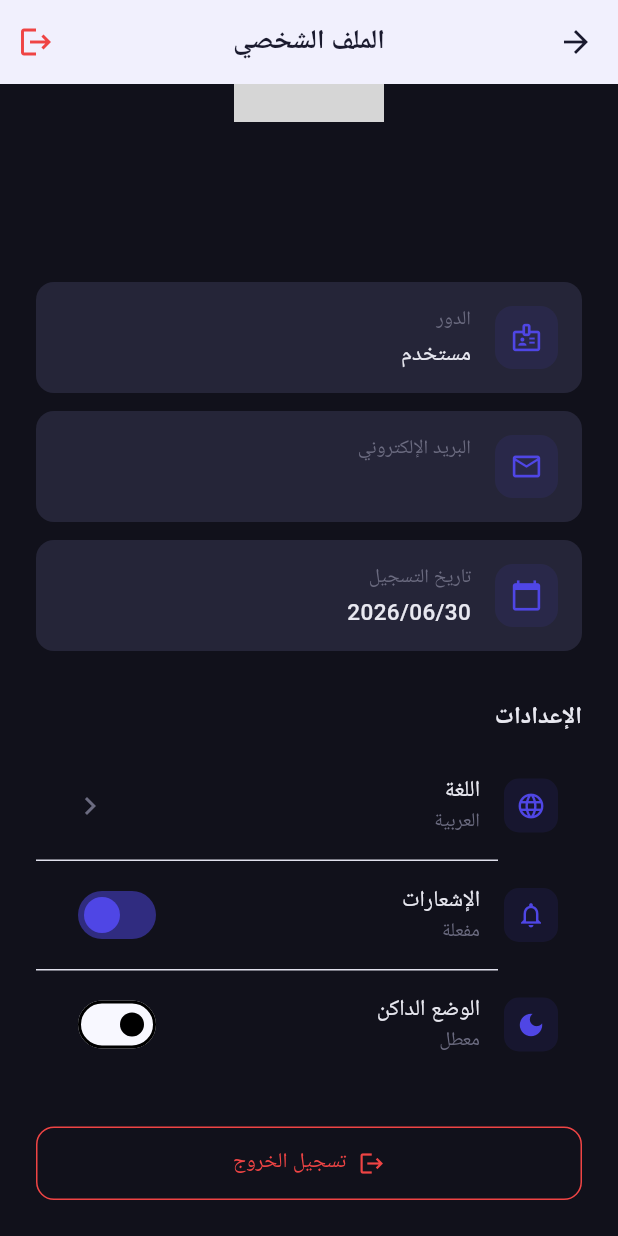
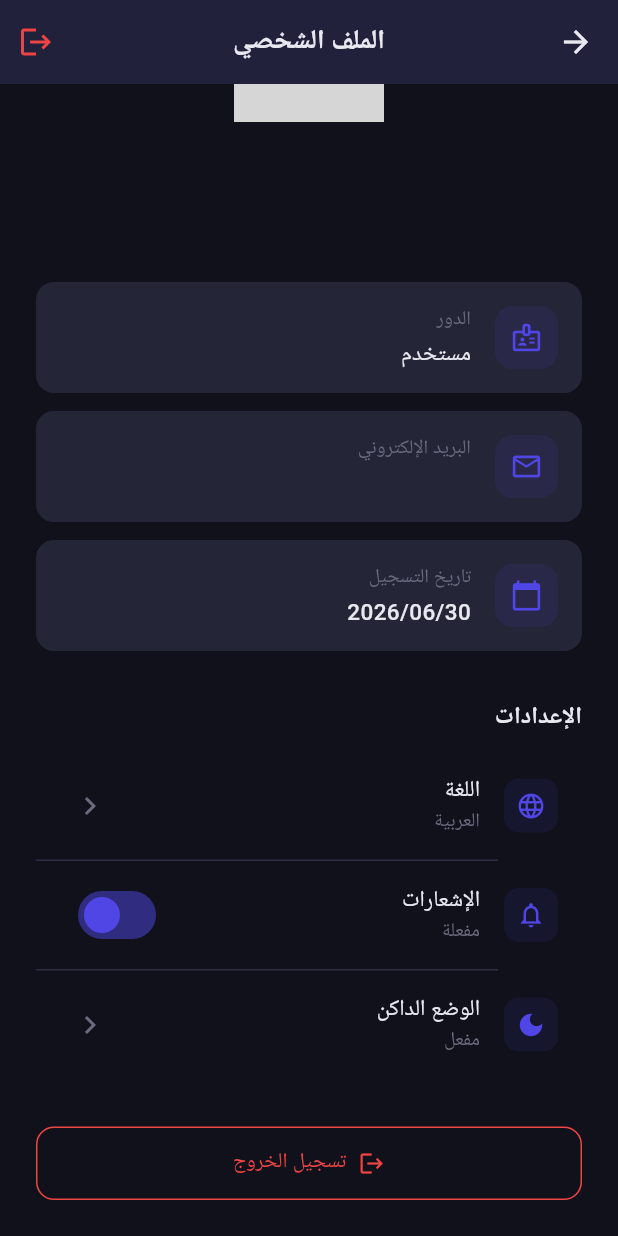
Before and after one commit to ahmed404mo/chat, a Flutter app: the ProfileScreen screen opened directly, scrolled down 99 dp, after a tap on "الوضع الداكن", on a phone screen of 412 x 824 dp. Run offline on Flutter 3.47's test engine with Material 3 defaults, Android fonts, the phone set to English and light mode, and no system bars; our stand-ins replace file_picker, flutter_secure_storage, shared_preferences, shimmer, timeago; missing offline and left inert: pusher_channels_flutter; accounts and stored records are empty; generated files the repository leaves out were written again; network calls fail; grey boxes are pictures that could not be loaded.

Commit message:
Fix: inviteCode conversationId, remove theme toggle, hide create for non-admin

```diff
--- a/mentora_flutter/lib/main.dart
+++ b/mentora_flutter/lib/main.dart
@@ -5,7 +5,6 @@ import 'config/theme.dart';
 import 'l10n/app_localizations.dart';
 import 'providers/auth_provider.dart';
 import 'providers/chat_provider.dart';
-import 'providers/theme_provider.dart';
 import 'providers/settings_provider.dart';
 import 'screens/auth/auth_screen.dart';
 import 'screens/chat/main_shell.dart';
@@ -25,15 +24,12 @@ class MentoraApp extends StatelessWidget {
       providers: [
         ChangeNotifierProvider(create: (_) => AuthProvider()),
         ChangeNotifierProvider(create: (_) => ChatProvider()),
-        ChangeNotifierProvider(create: (_) => ThemeProvider()),
         ChangeNotifierProvider(create: (_) => SettingsProvider()),
       ],
-      child: Consumer<ThemeProvider>(
-        builder: (context, themeProvider, _) {
-          return MaterialApp(
+      child: MaterialApp(
         title: 'Mentora',
         debugShowCheckedModeBanner: false,
-            theme: themeProvider.isDark ? AppTheme.darkTheme : AppTheme.lightTheme,
+        theme: AppTheme.darkTheme,
         locale: const Locale('ar'),
         supportedLocales: const [
           Locale('ar'),
@@ -56,8 +52,6 @@ class MentoraApp extends StatelessWidget {
           return const Locale('ar');
         },
         home: const SplashScreen(),
-          );
-        },
       ),
     );
   }
--- a/mentora_flutter/lib/models/conversation.dart
+++ b/mentora_flutter/lib/models/conversation.dart
@@ -33,7 +33,7 @@ class Conversation {
       title: json['title'] as String?,
       imageUrl: json['imageUrl'] as String?,
       isGroup: json['isGroup'] as bool? ?? false,
-      createdBy: json['createdBy'] as String? ?? '',
+      createdBy: (json['createdBy'] ?? json['createdById']) as String? ?? '',
       createdAt: DateTime.parse(json['createdAt'] as String),
       updatedAt: DateTime.parse(json['updatedAt'] as String),
       lastMessage: json['lastMessage'] != null
@@ -133,7 +133,7 @@ class InviteCode {
     return InviteCode(
       id: json['id'] as String,
       code: json['code'] as String,
-      conversationId: json['conversationId'] as String,
+      conversationId: json['conversationId'] as String? ?? '',
       createdBy: json['createdBy'] as String? ?? '',
       expiresAt: json['expiresAt'] != null
           ? DateTime.parse(json['expiresAt'] as String)
--- a/mentora_flutter/lib/screens/profile/profile_screen.dart
+++ b/mentora_flutter/lib/screens/profile/profile_screen.dart
@@ -4,7 +4,6 @@ import 'package:provider/provider.dart';
 import 'package:file_picker/file_picker.dart';
 import '../../config/theme.dart';
 import '../../providers/auth_provider.dart';
-import '../../providers/theme_provider.dart';
 import '../../providers/settings_provider.dart';
 import '../../services/user_service.dart';
 import '../auth/auth_screen.dart';
@@ -179,21 +178,12 @@ class _ProfileScreenState extends State<ProfileScreen> {
                   },
                 ),
                 const Divider(height: 1, indent: 56),
-                Consumer<ThemeProvider>(
-                  builder: (context, theme, _) {
-                    return _buildSettingItem(
-                      context,
-                      icon: Icons.dark_mode,
-                      title: 'الوضع الداكن',
-                      subtitle: theme.isDark ? 'مفعل' : 'معطل',
-                      trailing: Switch(
-                        value: theme.isDark,
-                        onChanged: (_) => theme.toggle(),
-                        activeColor: AppTheme.primaryColor,
-                      ),
-                      onTap: () => theme.toggle(),
-                    );
-                  },
+                _buildSettingItem(
+                  context,
+                  icon: Icons.dark_mode,
+                  title: 'الوضع الداكن',
+                  subtitle: 'مفعل',
+                  onTap: () {},
                 ),
 
                 const SizedBox(height: 32),
```
Also changed, not shown: mentora_flutter/lib/screens/chat/chat_list_screen.dart (+12 -4 lines), 1 other file. Lines whose indentation alone changed are shown as unchanged.
